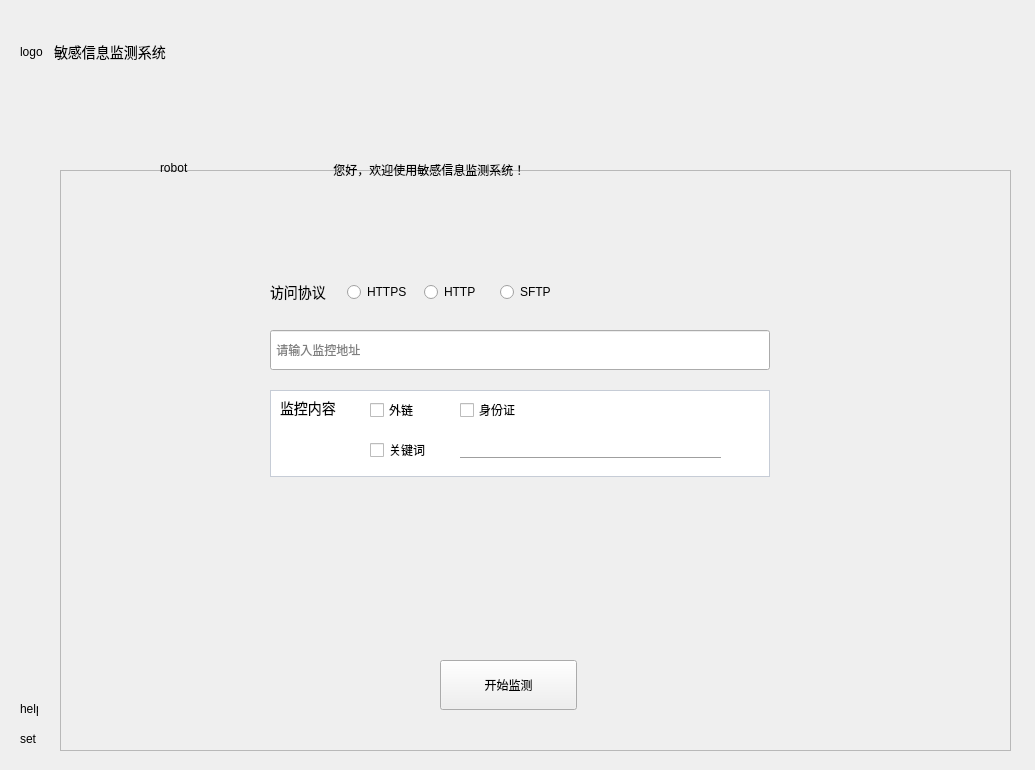
The window that modules/gui/ui_main_window.ui (beikejinmiao/HawkSec) describes before a commit, drawn with Qt 5.
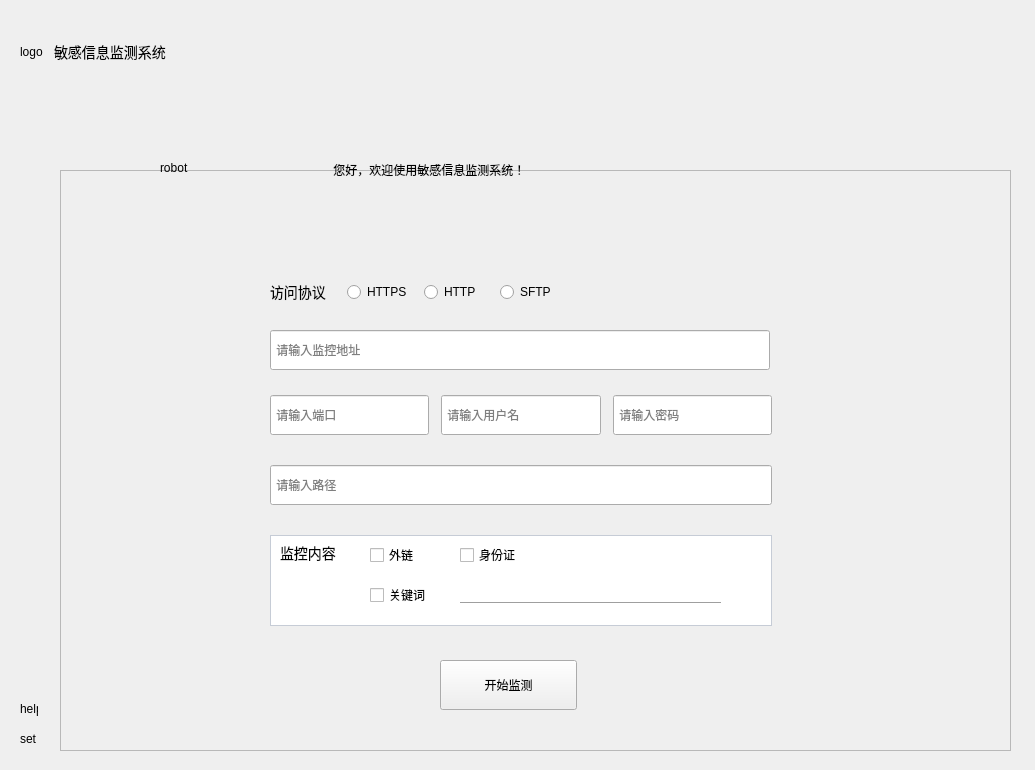
The same window after the commit.

Commit message: 优化窗口布局，实现动态隐藏

```diff
--- a/modules/gui/ui_main_window.ui
+++ b/modules/gui/ui_main_window.ui
@@ -88,21 +88,131 @@
       <string> 请输入监控地址</string>
      </property>
     </widget>
+    <widget class="QWidget" name="">
+     <property name="geometry">
+      <rect>
+       <x>210</x>
+       <y>110</y>
+       <width>301</width>
+       <height>24</height>
+      </rect>
+     </property>
+     <layout class="QHBoxLayout" name="protoHLayout">
+      <item>
+       <widget class="QLabel" name="protoLabel">
+        <property name="styleSheet">
+         <string notr="true">font-size: 14px;</string>
+        </property>
+        <property name="text">
+         <string>访问协议</string>
+        </property>
+       </widget>
+      </item>
+      <item>
+       <widget class="QRadioButton" name="httpsRadioBtn">
+        <property name="text">
+         <string>HTTPS</string>
+        </property>
+       </widget>
+      </item>
+      <item>
+       <widget class="QRadioButton" name="httpRadioBtn">
+        <property name="text">
+         <string>HTTP</string>
+        </property>
+       </widget>
+      </item>
+      <item>
+       <widget class="QRadioButton" name="sftpRadioBtn">
+        <property name="text">
+         <string>SFTP</string>
+        </property>
+       </widget>
+      </item>
+     </layout>
+    </widget>
+    <widget class="QWidget" name="">
+     <property name="geometry">
+      <rect>
+       <x>210</x>
+       <y>225</y>
+       <width>502</width>
+       <height>231</height>
+      </rect>
+     </property>
+     <layout class="QGridLayout" name="dynGridLayout">
+      <property name="horizontalSpacing">
+       <number>12</number>
+      </property>
+      <property name="verticalSpacing">
+       <number>30</number>
+      </property>
+      <item row="0" column="0">
+       <widget class="QLineEdit" name="portLineEdit">
+        <property name="minimumSize">
+         <size>
+          <width>158</width>
+          <height>40</height>
+         </size>
+        </property>
+        <property name="placeholderText">
+         <string> 请输入端口</string>
+        </property>
+       </widget>
+      </item>
+      <item row="0" column="1">
+       <widget class="QLineEdit" name="userLineEdit">
+        <property name="minimumSize">
+         <size>
+          <width>158</width>
+          <height>40</height>
+         </size>
+        </property>
+        <property name="placeholderText">
+         <string> 请输入用户名</string>
+        </property>
+       </widget>
+      </item>
+      <item row="0" column="2">
+       <widget class="QLineEdit" name="passwdLineEdit">
+        <property name="minimumSize">
+         <size>
+          <width>158</width>
+          <height>40</height>
+         </size>
+        </property>
+        <property name="placeholderText">
+         <string> 请输入密码</string>
+        </property>
+       </widget>
+      </item>
+      <item row="1" column="0" colspan="3">
+       <widget class="QLineEdit" name="pathLineEdit">
+        <property name="minimumSize">
+         <size>
+          <width>500</width>
+          <height>40</height>
+         </size>
+        </property>
+        <property name="placeholderText">
+         <string> 请输入路径</string>
+        </property>
+       </widget>
+      </item>
+      <item row="2" column="0" colspan="3">
     <widget class="QFrame" name="sensiTypeFrame">
-     <property name="geometry">
-      <rect>
-       <x>210</x>
-       <y>220</y>
-       <width>500</width>
-       <height>87</height>
-      </rect>
-     </property>
      <property name="minimumSize">
       <size>
        <width>500</width>
        <height>87</height>
       </size>
      </property>
+        <property name="maximumSize">
+         <size>
+          <width>16777215</width>
+          <height>16777215</height>
+         </size>
+        </property>
      <property name="styleSheet">
       <string notr="true">#sensiTypeFrame {
 	background: #FFFFFF;
@@ -196,46 +306,6 @@
        <enum>Qt::Horizontal</enum>
       </property>
      </widget>
-    </widget>
-    <widget class="QWidget" name="">
-     <property name="geometry">
-      <rect>
-       <x>210</x>
-       <y>110</y>
-       <width>301</width>
-       <height>24</height>
-      </rect>
-     </property>
-     <layout class="QHBoxLayout" name="protoHLayout">
-      <item>
-       <widget class="QLabel" name="protoLabel">
-        <property name="styleSheet">
-         <string notr="true">font-size: 14px;</string>
-        </property>
-        <property name="text">
-         <string>访问协议</string>
-        </property>
-       </widget>
-      </item>
-      <item>
-       <widget class="QRadioButton" name="httpsRadioBtn">
-        <property name="text">
-         <string>HTTPS</string>
-        </property>
-       </widget>
-      </item>
-      <item>
-       <widget class="QRadioButton" name="httpRadioBtn">
-        <property name="text">
-         <string>HTTP</string>
-        </property>
-       </widget>
-      </item>
-      <item>
-       <widget class="QRadioButton" name="sftpRadioBtn">
-        <property name="text">
-         <string>SFTP</string>
-        </property>
        </widget>
       </item>
      </layout>
```
Lines whose indentation alone changed are shown as unchanged. The commit also changes 4 other files.
